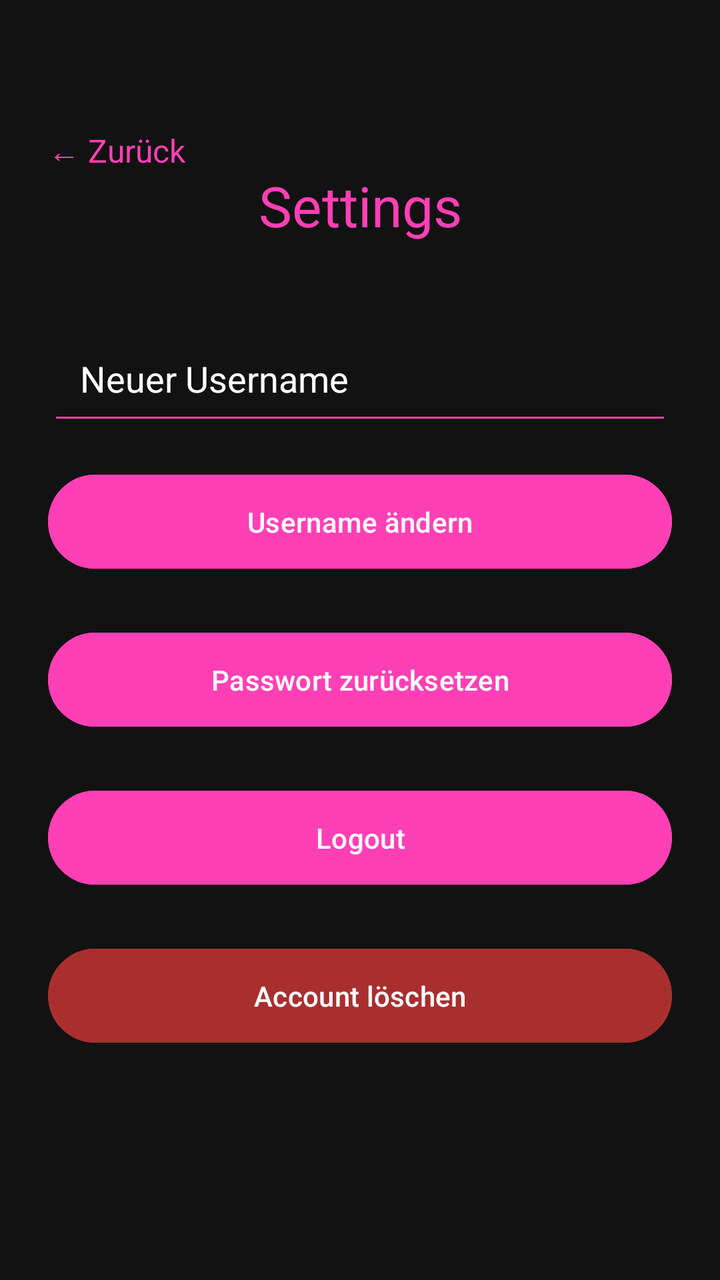
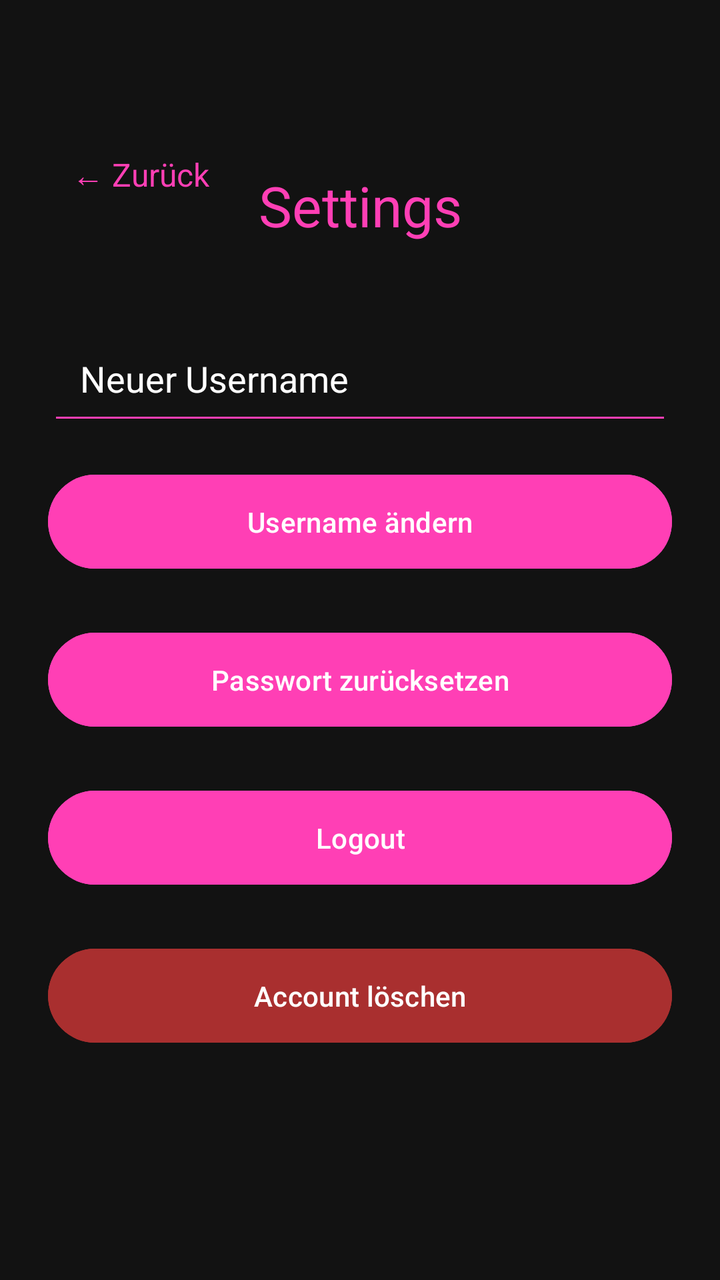

Screens rendered from an Android XML layout before and after an edit, with the pre-edit source and the edit as a unified diff.
<!-- AndroidManifest.xml: application theme Theme.StudyGram -->
<!-- res/layout/activity_settings.xml -->
<?xml version="1.0" encoding="utf-8"?>
<androidx.constraintlayout.widget.ConstraintLayout
    xmlns:android="http://schemas.android.com/apk/res/android"
    xmlns:app="http://schemas.android.com/apk/res-auto"
    android:layout_width="match_parent"
    android:layout_height="match_parent"
    android:background="#121212"
    android:padding="24dp">

    <TextView
        android:id="@+id/tvBack"
        android:layout_width="wrap_content"
        android:layout_height="wrap_content"
        android:text="← Zurück"
        android:textColor="#FF3FB5"
        android:textSize="16sp"
        app:layout_constraintTop_toBottomOf="@id/tvBack"
        app:layout_constraintTop_toTopOf="parent"
        app:layout_constraintStart_toStartOf="parent"
        android:layout_marginTop="40dp" />
    <TextView
        android:id="@+id/tvTitle"
        android:layout_width="wrap_content"
        android:layout_height="wrap_content"
        android:text="Settings"
        android:textSize="28sp"
        android:textColor="#FF3FB5"
        app:layout_constraintTop_toTopOf="parent"
        app:layout_constraintStart_toStartOf="parent"
        app:layout_constraintEnd_toEndOf="parent"
        android:layout_marginTop="60dp" />

    <EditText
        android:id="@+id/etNewUsername"
        android:layout_width="0dp"
        android:layout_height="56dp"
        android:hint="Neuer Username"
        android:textColor="#FFFFFF"
        android:textColorHint="#FFFFFF"
        android:backgroundTint="#FF3FB5"
        android:padding="16dp"
        app:layout_constraintTop_toBottomOf="@id/tvTitle"
        app:layout_constraintStart_toStartOf="parent"
        app:layout_constraintEnd_toEndOf="parent"
        android:layout_marginTop="40dp" />

    <Button
        android:id="@+id/btnChangeUsername"
        android:layout_width="0dp"
        android:layout_height="55dp"
        android:text="Username ändern"
        android:textColor="#FFFFFF"
        android:backgroundTint="#FF3FB5"
        app:layout_constraintTop_toBottomOf="@id/etNewUsername"
        app:layout_constraintStart_toStartOf="parent"
        app:layout_constraintEnd_toEndOf="parent"
        android:layout_marginTop="16dp" />

    <Button
        android:id="@+id/btnResetPassword"
        android:layout_width="0dp"
        android:layout_height="55dp"
        android:text="Passwort zurücksetzen"
        android:textColor="#FFFFFF"
        android:backgroundTint="#FF3FB5"
        app:layout_constraintTop_toBottomOf="@id/btnChangeUsername"
        app:layout_constraintStart_toStartOf="parent"
        app:layout_constraintEnd_toEndOf="parent"
        android:layout_marginTop="24dp" />

    <Button
        android:id="@+id/btnLogout"
        android:layout_width="0dp"
        android:layout_height="55dp"
        android:text="Logout"
        android:textColor="#FFFFFF"
        android:backgroundTint="#FF3FB5"
        app:layout_constraintTop_toBottomOf="@id/btnResetPassword"
        app:layout_constraintStart_toStartOf="parent"
        app:layout_constraintEnd_toEndOf="parent"
        android:layout_marginTop="24dp" />

    <Button
        android:id="@+id/btnDeleteAccount"
        android:layout_width="0dp"
        android:layout_height="55dp"
        android:text="Account löschen"
        android:textColor="#FFFFFF"
        android:backgroundTint="#A92F2F"
        app:layout_constraintTop_toBottomOf="@id/btnLogout"
        app:layout_constraintStart_toStartOf="parent"
        app:layout_constraintEnd_toEndOf="parent"
        android:layout_marginTop="24dp" />


    <TextView
        android:id="@+id/tvMessage"
        android:layout_width="0dp"
        android:layout_height="wrap_content"
        android:textColor="#FFFFFF"
        android:visibility="gone"
        app:layout_constraintTop_toBottomOf="@id/btnDeleteAccount"
        app:layout_constraintStart_toStartOf="parent"
        app:layout_constraintEnd_toEndOf="parent"
        android:layout_marginTop="16dp" />

</androidx.constraintlayout.widget.ConstraintLayout>
<!-- resources referenced by this layout -->
<resources>
  <style name="Theme.StudyGram" parent="Base.Theme.StudyGram" />
  <style name="Base.Theme.StudyGram" parent="Theme.Material3.DayNight.NoActionBar">
          
          
      </style>
</resources>

<!-- the commit's change to res/layout/activity_settings.xml (unified diff, before → after) -->
@@ -14,6 +14,7 @@
         android:text="← Zurück"
         android:textColor="#FF3FB5"
         android:textSize="16sp"
+        android:padding="12dp"
         app:layout_constraintTop_toBottomOf="@id/tvBack"
         app:layout_constraintTop_toTopOf="parent"
         app:layout_constraintStart_toStartOf="parent"
